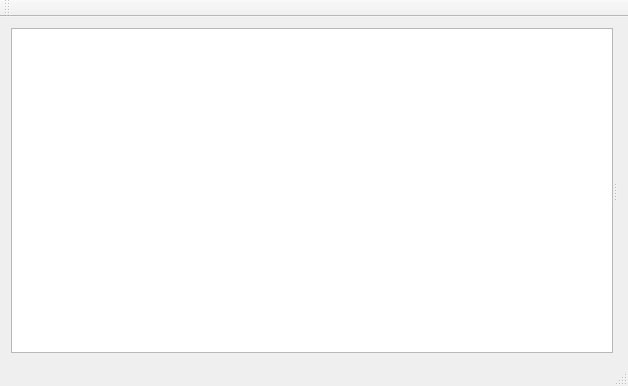
Qt form sources/mainwindow.ui (jose94752/ClipEdit) before a commit.
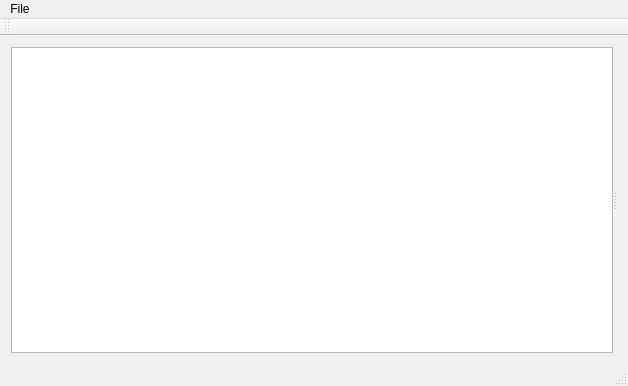
The same form after that commit.

Commit message: ajout menu file

Diff of the .ui file:
```diff
--- a/sources/mainwindow.ui
+++ b/sources/mainwindow.ui
@@ -48,6 +48,15 @@
      <height>25</height>
     </rect>
    </property>
+   <widget class="QMenu" name="menufile">
+    <property name="title">
+     <string>File</string>
+    </property>
+    <addaction name="actionSave"/>
+    <addaction name="actionOpen"/>
+    <addaction name="actionExports"/>
+   </widget>
+   <addaction name="menufile"/>
   </widget>
   <widget class="QToolBar" name="mainToolBar">
    <attribute name="toolBarArea">
```
Left out of the diff: 15 changed lines with no effect on the pictures.
